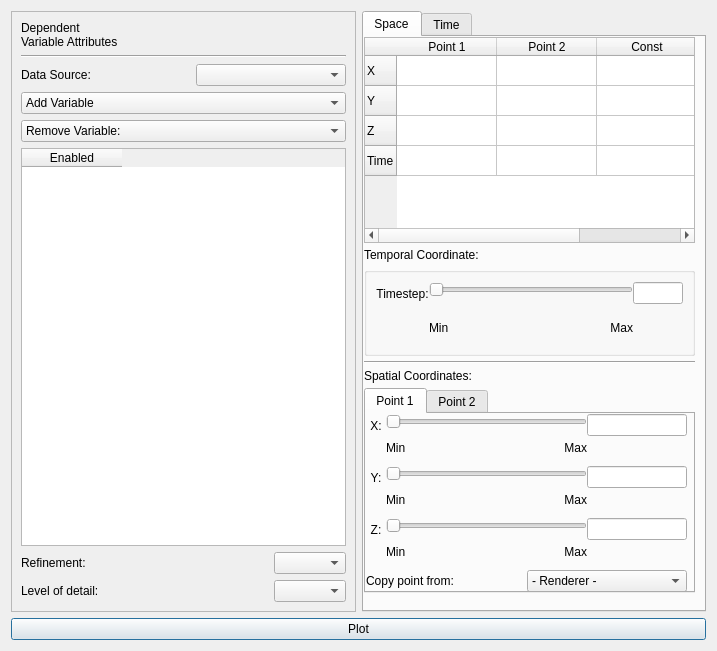
Above: apps/vaporgui/plotWindow.ui from StasJ/vapor-formatted before the change. Below: the same form after it.
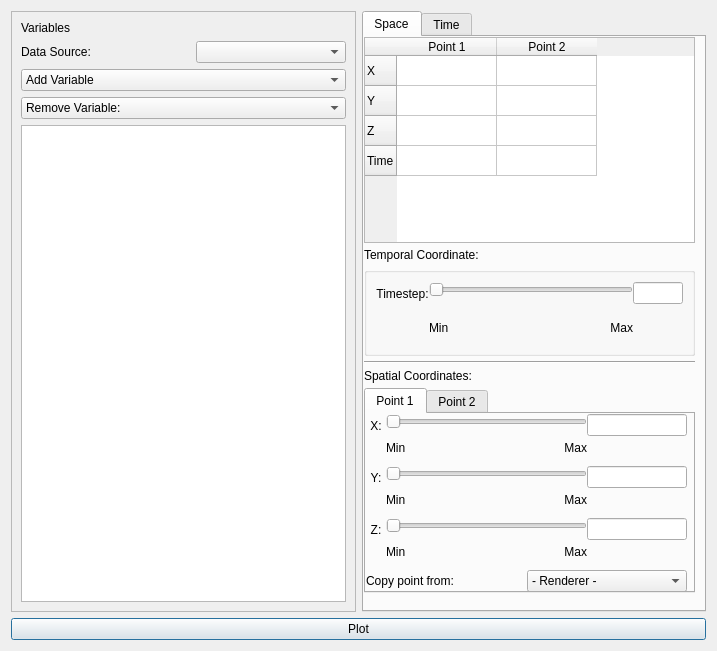
That is the form after the change.

Commit message: WIP: plot utility

Diff of the .ui file:
```diff
--- a/apps/vaporgui/plotWindow.ui
+++ b/apps/vaporgui/plotWindow.ui
@@ -34,15 +34,7 @@
         <item>
          <widget class="QLabel" name="label">
           <property name="text">
-           <string>Dependent
-Variable Attributes</string>
-          </property>
-         </widget>
-        </item>
-        <item>
-         <widget class="Line" name="line">
-          <property name="orientation">
-           <enum>Qt::Horizontal</enum>
+           <string>Variables</string>
           </property>
          </widget>
         </item>
@@ -102,70 +94,7 @@
          </widget>
         </item>
         <item>
-         <widget class="QTableWidget" name="variablesTable">
-          <column>
-           <property name="text">
-            <string>Enabled</string>
-           </property>
-           <property name="textAlignment">
-            <set>AlignCenter</set>
-           </property>
-          </column>
-         </widget>
-        </item>
-        <item>
-         <layout class="QHBoxLayout" name="horizontalLayout_3">
-          <item>
-           <widget class="QLabel" name="label_3">
-            <property name="text">
-             <string>Refinement:</string>
-            </property>
-           </widget>
-          </item>
-          <item>
-           <spacer name="horizontalSpacer">
-            <property name="orientation">
-             <enum>Qt::Horizontal</enum>
-            </property>
-            <property name="sizeHint" stdset="0">
-             <size>
-              <width>40</width>
-              <height>20</height>
-             </size>
-            </property>
-           </spacer>
-          </item>
-          <item>
-           <widget class="QComboBox" name="refCombo"/>
-          </item>
-         </layout>
-        </item>
-        <item>
-         <layout class="QHBoxLayout" name="horizontalLayout_6">
-          <item>
-           <widget class="QLabel" name="label_6">
-            <property name="text">
-             <string>Level of detail:</string>
-            </property>
-           </widget>
-          </item>
-          <item>
-           <spacer name="horizontalSpacer_2">
-            <property name="orientation">
-             <enum>Qt::Horizontal</enum>
-            </property>
-            <property name="sizeHint" stdset="0">
-             <size>
-              <width>40</width>
-              <height>20</height>
-             </size>
-            </property>
-           </spacer>
-          </item>
-          <item>
-           <widget class="QComboBox" name="cRatioCombo"/>
-          </item>
-         </layout>
+         <widget class="QTableWidget" name="variablesTable"/>
         </item>
        </layout>
       </widget>
@@ -233,11 +162,6 @@
               <string>Point 2</string>
              </property>
             </column>
-            <column>
-             <property name="text">
-              <string>Const</string>
-             </property>
-            </column>
            </widget>
           </item>
           <item>
```
The commit also changes 4 other files.
